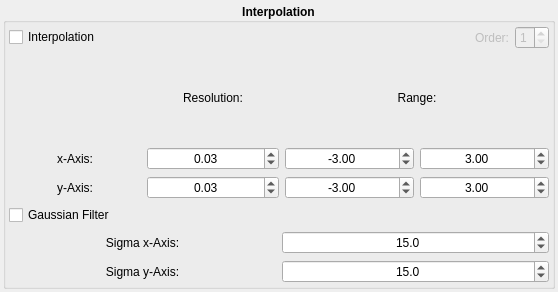
brands-d/kMap, file kmap/ui/interpolation.ui: the form before one commit.
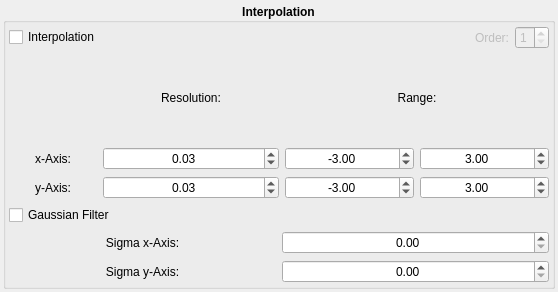
The form after the commit.

Commit message: Very ugly solution to interpolation

What changed in the file:
```diff
--- a/kmap/ui/interpolation.ui
+++ b/kmap/ui/interpolation.ui
@@ -145,7 +145,7 @@
          </layout>
         </item>
         <item>
-         <layout class="QGridLayout" name="layout_3" columnstretch="1,1,2">
+         <layout class="QGridLayout" name="layout_3" columnstretch="1,2,3">
           <item row="2" column="0">
            <widget class="QLabel" name="y_label">
             <property name="font">
@@ -163,7 +163,7 @@
            </widget>
           </item>
           <item row="1" column="1">
-           <widget class="QDoubleSpinBox" name="y_resolution_spinbox">
+           <widget class="QDoubleSpinBox" name="x_resolution_spinbox">
             <property name="sizePolicy">
              <sizepolicy hsizetype="Preferred" vsizetype="Fixed">
               <horstretch>0</horstretch>
@@ -216,7 +216,7 @@
            </widget>
           </item>
           <item row="2" column="1">
-           <widget class="QDoubleSpinBox" name="x_resolution_spinbox">
+           <widget class="QDoubleSpinBox" name="y_resolution_spinbox">
             <property name="font">
              <font>
               <weight>50</weight>
@@ -439,10 +439,16 @@
              <bool>false</bool>
             </property>
             <property name="decimals">
-             <number>1</number>
+             <number>2</number>
+            </property>
+            <property name="maximum">
+             <double>100.000000000000000</double>
+            </property>
+            <property name="singleStep">
+             <double>0.100000000000000</double>
             </property>
             <property name="value">
-             <double>15.000000000000000</double>
+             <double>0.000000000000000</double>
             </property>
            </widget>
           </item>
@@ -464,10 +470,16 @@
              <bool>false</bool>
             </property>
             <property name="decimals">
-             <number>1</number>
+             <number>2</number>
+            </property>
+            <property name="maximum">
+             <double>100.000000000000000</double>
+            </property>
+            <property name="singleStep">
+             <double>0.100000000000000</double>
             </property>
             <property name="value">
-             <double>15.000000000000000</double>
+             <double>0.000000000000000</double>
             </property>
            </widget>
           </item>
```
The commit also changes 7 other files.
